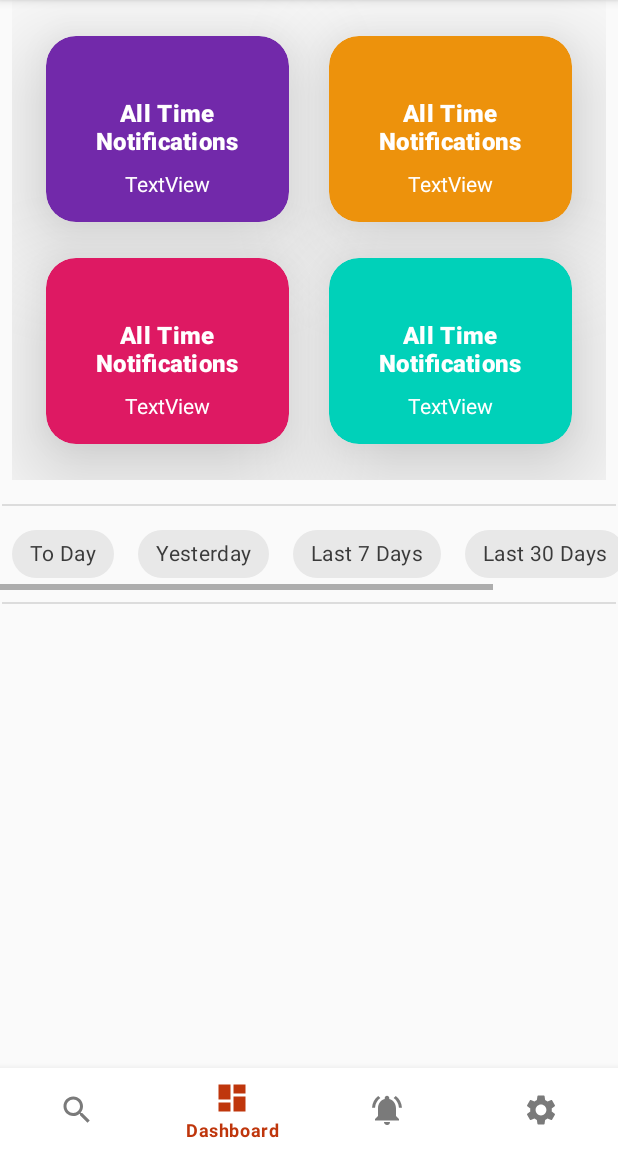
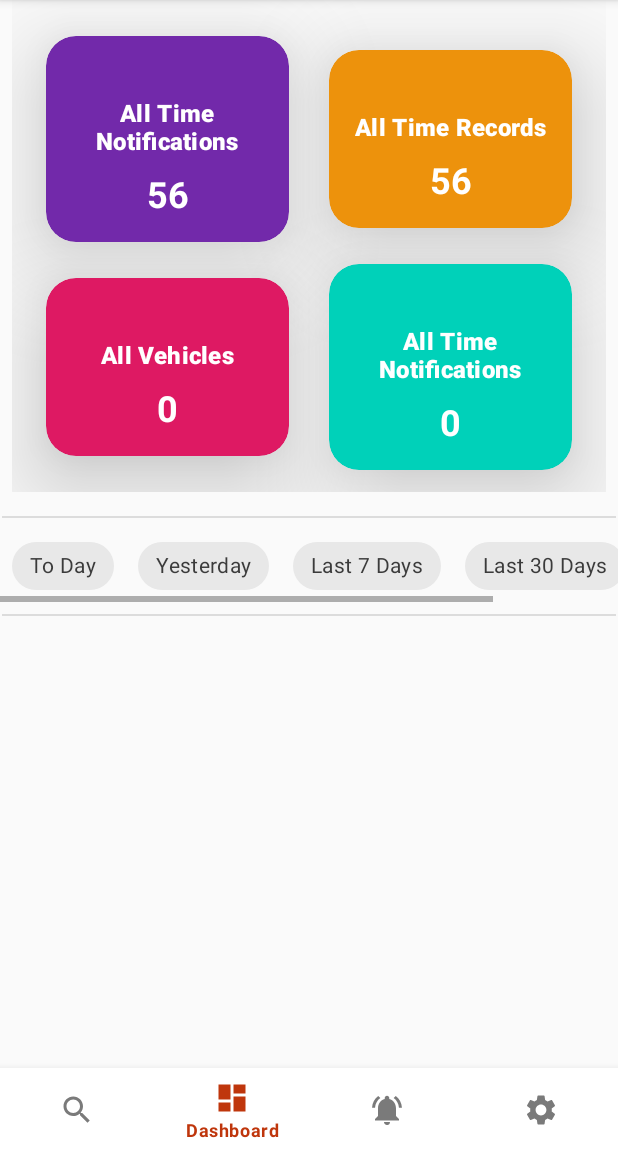
Before and after one commit to amanuelgithub/EVCS-System-Mobile-App-, an Android app: the HomeFragment screen opened through its navigation route, on a phone screen of 412 x 824 dp, the part 84-1236 px from its top. Run offline under Robolectric (Android 15) with nearby library versions, the phone set to English and light mode, and no system bars; our stand-ins replace Dagger/Hilt's generated code, navigation-ui; 3 statements that could not run were skipped.

Commit message:
all features listed in the project are done :) :) :)

```diff
--- a/app/src/main/java/com/amanuel/evscsystem/data/network/NotificationApi.kt
+++ b/app/src/main/java/com/amanuel/evscsystem/data/network/NotificationApi.kt
@@ -8,6 +8,6 @@ import retrofit2.http.Headers
 interface NotificationApi {
 
     @Headers("Accept: application/json")
-    @GET("notification/?format=json")
+    @GET("notifications/?format=json")
     suspend fun getNotifications(): List<Notification>
 }
--- a/app/src/main/java/com/amanuel/evscsystem/ui/notification/NotificationsViewModel.kt
+++ b/app/src/main/java/com/amanuel/evscsystem/ui/notification/NotificationsViewModel.kt
@@ -10,7 +10,7 @@ import javax.inject.Inject
 
 @HiltViewModel
 class NotificationsViewModel @Inject internal constructor(
-    repository: NotificationRepository
+    private val repository: NotificationRepository
 ) : ViewModel() {
 
     val searchQuery = MutableStateFlow("")
--- a/app/src/main/java/com/amanuel/evscsystem/utilities/constants/Constants.kt
+++ b/app/src/main/java/com/amanuel/evscsystem/utilities/constants/Constants.kt
@@ -14,12 +14,12 @@ class Constants {
 
 //        const val BASE_URL = "http://simplifiedcoding.tech/mywebapp/public/api/"
 //        const val BASE_URL = "http://apix.simplifiedcoding.in/api/"
-        const val BASE_AUTH_LOGIN_URL = "http://10.240.72.224:8000/sites/api/rest-auth/"
-        const val BASE_AUTH_LOGOUT_URL = "http://10.240.72.224:8000/sites/api/rest-auth/"
+        const val BASE_AUTH_LOGIN_URL = "http://10.240.72.210:8000/sites/api/rest-auth/"
+        const val BASE_AUTH_LOGOUT_URL = "http://10.240.72.210:8000/sites/api/rest-auth/"
 //        const val BASE_URL = "http://10.240.72.34:8000/api/"
 //        const val BASE_URL = "http://10.240.72.59:8000/sites/api/"
 //        const val BASE_URL = "http://10.240.72.198:8000"
 //        const val BASE_URL = "http://192.168.43.212:8000/"
-        const val BASE_URL = "http://10.240.72.224:8000/sites/api/"
+        const val BASE_URL = "http://10.240.72.210:8000/sites/api/"
     }
 }
--- a/app/src/main/res/layout/fragment_home.xml
+++ b/app/src/main/res/layout/fragment_home.xml
@@ -52,11 +52,13 @@
                     app:layout_constraintTop_toTopOf="parent" />
 
                 <TextView
-                    android:id="@+id/textView9"
+                    android:id="@+id/allTimeNotificationsTextView"
                     android:layout_width="wrap_content"
                     android:layout_height="wrap_content"
                     android:layout_marginTop="8dp"
-                    android:text="TextView"
+                    android:text="56"
+                    android:textSize="24sp"
+                    android:textStyle="bold"
                     android:textColor="#FFFFFF"
                     app:layout_constraintEnd_toEndOf="@+id/textView19"
                     app:layout_constraintStart_toStartOf="@+id/textView19"
@@ -90,7 +92,7 @@
                     android:layout_width="130dp"
                     android:layout_height="wrap_content"
                     android:layout_marginTop="24dp"
-                    android:text="All Time Notifications"
+                    android:text="All Time Records"
                     android:textAlignment="center"
                     android:textColor="#FFFFFF"
                     app:layout_constraintEnd_toEndOf="parent"
@@ -99,11 +101,13 @@
                     app:layout_constraintTop_toTopOf="parent" />
 
                 <TextView
-                    android:id="@+id/textView5"
+                    android:id="@+id/allRecordsTextView"
                     android:layout_width="wrap_content"
                     android:layout_height="wrap_content"
                     android:layout_marginTop="8dp"
-                    android:text="TextView"
+                    android:text="56"
+                    android:textSize="24sp"
+                    android:textStyle="bold"
                     android:textColor="#FFFFFF"
                     app:layout_constraintEnd_toEndOf="@+id/textView18"
                     app:layout_constraintStart_toStartOf="@+id/textView18"
@@ -138,7 +142,7 @@
                     android:layout_width="130dp"
                     android:layout_height="wrap_content"
                     android:layout_marginTop="24dp"
-                    android:text="All Time Notifications"
+                    android:text="All Vehicles"
                     android:textAlignment="center"
                     android:textColor="#FFFFFF"
                     app:layout_constraintEnd_toEndOf="parent"
@@ -151,7 +155,9 @@
                     android:layout_width="wrap_content"
                     android:layout_height="wrap_content"
                     android:layout_marginTop="8dp"
-                    android:text="TextView"
+                    android:text="0"
+                    android:textSize="24sp"
+                    android:textStyle="bold"
                     android:textColor="#FFFFFF"
                     app:layout_constraintEnd_toEndOf="@+id/textView16"
                     app:layout_constraintStart_toStartOf="@+id/textView16"
@@ -198,7 +204,9 @@
                     android:layout_width="wrap_content"
                     android:layout_height="wrap_content"
                     android:layout_marginTop="8dp"
-                    android:text="TextView"
+                    android:text="0"
+                    android:textSize="24sp"
+                    android:textStyle="bold"
                     android:textColor="#FFFFFF"
                     app:layout_constraintEnd_toEndOf="@+id/textView17"
                     app:layout_constraintStart_toStartOf="@+id/textView17"
```
Also changed, not shown: app/src/main/java/com/amanuel/evscsystem/MapsFragment.kt (+13 -4 lines), app/src/main/java/com/amanuel/evscsystem/ui/home/HomeFragment.kt (+9 -12 lines), app/src/main/java/com/amanuel/evscsystem/ui/home/HomeViewModel.kt (+22 -1 lines), app/src/main/java/com/amanuel/evscsystem/ui/notification/NotificationDetailFragment.kt (+5 -3 lines).
